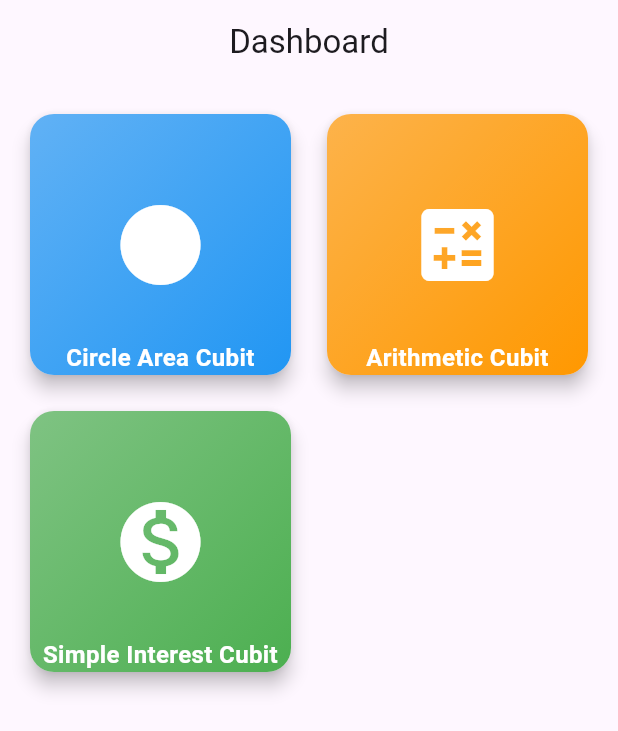
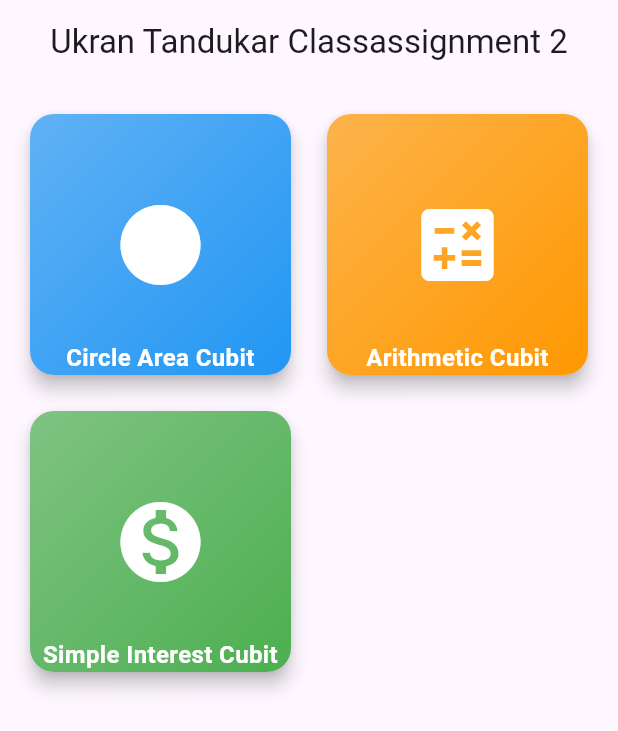
Before and after one commit to Ukran004/class_assignment2, a Flutter app: the screen it shows after launch, on a phone screen of 412 x 824 dp. Shown: the top 731 px of the screen. Run offline on Flutter 3.47's test engine with Material 3 defaults, Android fonts, the phone set to English and light mode, and no system bars; our stand-ins replace flutter_bloc.

Commit message:
title change

```diff
--- a/lib/view/dashboard_cubit_view.dart
+++ b/lib/view/dashboard_cubit_view.dart
@@ -9,7 +9,7 @@ class DashboardView extends StatelessWidget {
   Widget build(BuildContext context) {
     return Scaffold(
       appBar: AppBar(
-        title: const Text('Dashboard'),
+        title: const Text('Ukran Tandukar Classassignment 2'),
         centerTitle: true,
       ),
       body: Padding(
```
